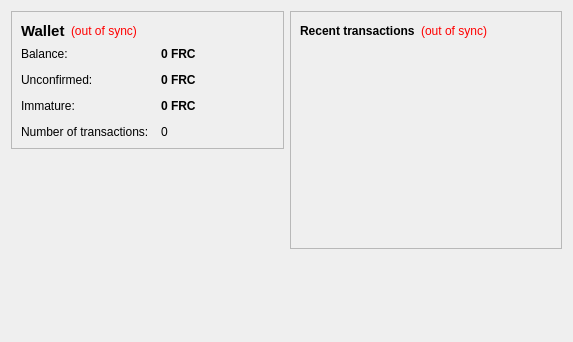
Old version of the form src/qt/forms/overviewpage.ui in the repository xcobary/xcoin.
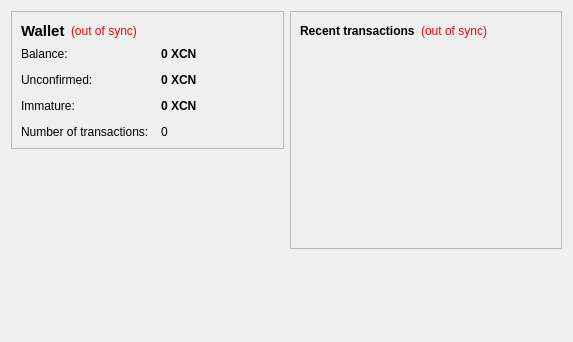
New version of the form.

Patch:
```diff
--- a/src/qt/forms/overviewpage.ui
+++ b/src/qt/forms/overviewpage.ui
@@ -105,7 +105,7 @@
              <string>Your current balance</string>
             </property>
             <property name="text">
-             <string notr="true">0 FRC</string>
+             <string notr="true">0 XCN</string>
             </property>
             <property name="textInteractionFlags">
              <set>Qt::LinksAccessibleByMouse|Qt::TextSelectableByKeyboard|Qt::TextSelectableByMouse</set>
@@ -134,7 +134,7 @@
              <string>Total of transactions that have yet to be confirmed, and do not yet count toward the current balance</string>
             </property>
             <property name="text">
-             <string notr="true">0 FRC</string>
+             <string notr="true">0 XCN</string>
             </property>
             <property name="textInteractionFlags">
              <set>Qt::LinksAccessibleByMouse|Qt::TextSelectableByKeyboard|Qt::TextSelectableByMouse</set>
@@ -177,7 +177,7 @@
              <string>Mined balance that has not yet matured</string>
             </property>
             <property name="text">
-             <string notr="true">0 FRC</string>
+             <string notr="true">0 XCN</string>
             </property>
             <property name="textInteractionFlags">
              <set>Qt::LinksAccessibleByMouse|Qt::TextSelectableByKeyboard|Qt::TextSelectableByMouse</set>
```
Left out of the diff: 4 changed lines with no effect on the pictures.
